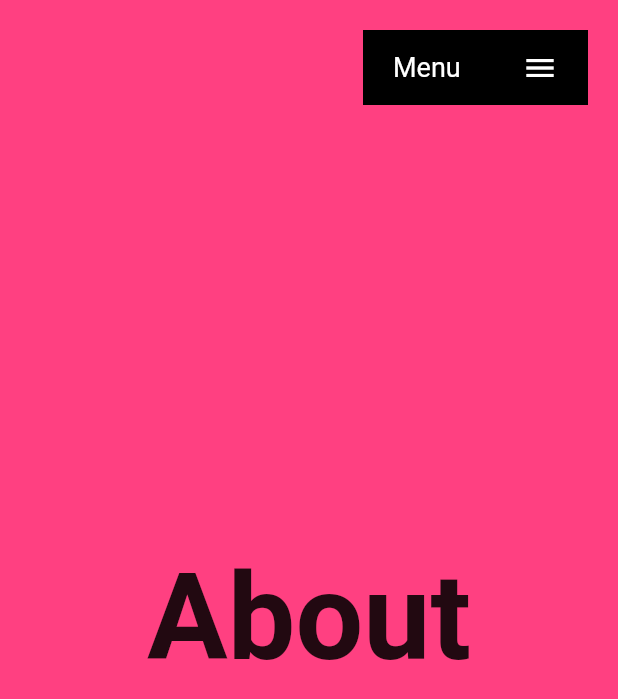
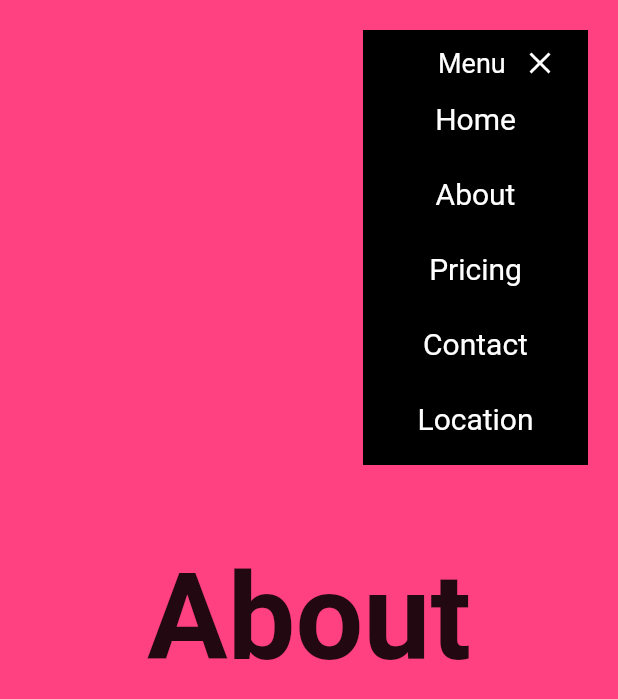
Before and after one commit to martinpelli/flutter_landing_page, a Flutter app: the screen it shows after launch, scrolled down 576 dp, after a tap on "Menu", on a phone screen of 412 x 824 dp. Shown: the top 699 px of the screen. Run offline on Flutter 3.47's test engine with Material 2 defaults, Android fonts, the phone set to English and light mode, and no system bars; our stand-ins replace animate_do, fluro, google_fonts.

Commit message:
animated menu

```diff
--- a/lib/ui/shared/custom_app_menu.dart
+++ b/lib/ui/shared/custom_app_menu.dart
@@ -1,4 +1,5 @@
 import 'package:flutter/material.dart';
+import 'package:flutter_landing_page/ui/shared/custom_menu_item.dart';
 import 'package:google_fonts/google_fonts.dart';
 
 class CustomAppMenu extends StatefulWidget {
@@ -6,31 +7,86 @@ class CustomAppMenu extends StatefulWidget {
   State<CustomAppMenu> createState() => _CustomAppMenuState();
 }
 
-class _CustomAppMenuState extends State<CustomAppMenu> {
+class _CustomAppMenuState extends State<CustomAppMenu>
+    with SingleTickerProviderStateMixin {
+  bool isOpen = false;
+  late AnimationController animationController;
+
+  @override
+  void initState() {
+    super.initState();
+    animationController =
+        AnimationController(vsync: this, duration: Duration(milliseconds: 200));
+  }
+
   @override
   Widget build(BuildContext context) {
     return MouseRegion(
       cursor: SystemMouseCursors.click,
       child: GestureDetector(
-        onTap: () => {},
+        onTap: () {
+          if (isOpen) {
+            animationController.reverse();
+          } else {
+            animationController.forward();
+          }
+          setState(() {
+            isOpen = !isOpen;
+          });
+        },
         child: Container(
           padding: EdgeInsets.symmetric(horizontal: 20),
           width: 150,
-          height: 50,
+          height: isOpen ? 290 : 50,
           color: Colors.black,
-          child: Row(
-            children: [
-              Text('Menu',
-                  style: GoogleFonts.roboto(color: Colors.white, fontSize: 18)),
-              Spacer(),
-              Icon(
-                Icons.menu,
-                color: Colors.white,
-              )
-            ],
-          ),
+          child: Column(children: [
+            SizedBox(
+              height: 10,
+            ),
+            _MenuTitle(
+                isOpen: isOpen, animationController: animationController),
+            if (isOpen) ...[
+              CustomMenuItem(delay: 0, text: 'Home', onPressed: () {}),
+              CustomMenuItem(delay: 20, text: 'About', onPressed: () {}),
+              CustomMenuItem(delay: 40, text: 'Pricing', onPressed: () {}),
+              CustomMenuItem(delay: 60, text: 'Contact', onPressed: () {}),
+              CustomMenuItem(delay: 80, text: 'Location', onPressed: () {})
+            ]
+          ]),
         ),
       ),
     );
   }
 }
+
+class _MenuTitle extends StatelessWidget {
+  const _MenuTitle({
+    Key? key,
+    required this.isOpen,
+    required this.animationController,
+  }) : super(key: key);
+
+  final bool isOpen;
+  final AnimationController animationController;
+
+  @override
+  Widget build(BuildContext context) {
+    return Row(
+      children: [
+        AnimatedContainer(
+          duration: Duration(milliseconds: 200),
+          curve: Curves.easeInOut,
+          width: isOpen ? 30 : 0,
+        ),
+        Text('Menu',
+            style: GoogleFonts.roboto(color: Colors.white, fontSize: 18)),
+        Spacer(),
+        AnimatedIcon(
+          icon: AnimatedIcons.menu_close,
+          progress: animationController,
+          color: Colors.white,
+        )
+      ],
+    );
+  }
+}
--- /dev/null
+++ b/lib/ui/shared/custom_menu_item.dart
@@ -0,0 +1,52 @@
+import 'package:animate_do/animate_do.dart';
+import 'package:flutter/material.dart';
+import 'package:google_fonts/google_fonts.dart';
+
+class CustomMenuItem extends StatefulWidget {
+  final String text;
+  final Function onPressed;
+  final int delay;
+
+  const CustomMenuItem(
+      {Key? key, required this.text, required this.onPressed, this.delay = 0})
+      : super(key: key);
+
+  @override
+  State<CustomMenuItem> createState() => _CustomMenuItemState();
+}
+
+class _CustomMenuItemState extends State<CustomMenuItem> {
+  bool isHover = false;
+
+  @override
+  Widget build(BuildContext context) {
+    return FadeInLeft(
+      from: 10,
+      duration: Duration(milliseconds: 200),
+      delay: Duration(milliseconds: widget.delay),
+      child: MouseRegion(
+        onEnter: (_) => setState(() {
+          isHover = true;
+        }),
+        onExit: (_) => setState(() {
+          isHover = false;
+        }),
+        child: GestureDetector(
+          onTap: () => widget.onPressed(),
+          child: AnimatedContainer(
+            duration: Duration(milliseconds: 300),
+            width: 150,
+            height: 50,
+            color: isHover ? Colors.pinkAccent : Colors.transparent,
+            child: Center(
+              child: Text(
+                widget.text,
+                style: GoogleFonts.roboto(fontSize: 20, color: Colors.white),
+              ),
+            ),
+          ),
+        ),
+      ),
+    );
+  }
+}
--- a/pubspec.yaml
+++ b/pubspec.yaml
@@ -27,6 +27,7 @@ environment:
 # the latest version available on pub.dev. To see which dependencies have newer
 # versions available, run `flutter pub outdated`.
 dependencies:
+  animate_do: ^2.1.0
   cupertino_icons: ^1.0.2
   fluro: ^2.0.3
   flutter:
```
Also changed, not shown: 1 other file.
